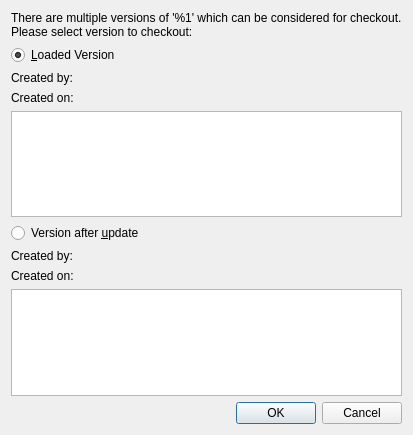
Above: src/plugins/clearcase/versionselector.ui from qt-creator/qt-creator before the change. Below: the same form after it.
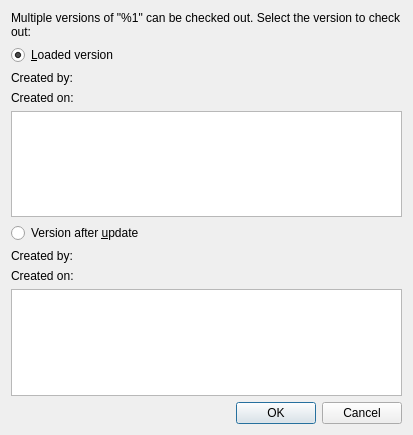
That is the form after the change.

Commit message: ClearCase: Fix UI text to follow guidelines

```diff
--- a/src/plugins/clearcase/versionselector.ui
+++ b/src/plugins/clearcase/versionselector.ui
@@ -17,7 +17,7 @@
    <item>
     <widget class="QLabel" name="headerLabel">
      <property name="text">
-      <string>There are multiple versions of '%1' which can be considered for checkout. Please select version to checkout:</string>
+      <string>Multiple versions of "%1" can be checked out. Select the version to check out:</string>
      </property>
      <property name="wordWrap">
       <bool>true</bool>
@@ -32,7 +32,7 @@
      <item row="0" column="0">
       <widget class="QRadioButton" name="loadedRadioButton">
        <property name="text">
-        <string>&amp;Loaded Version</string>
+        <string>&amp;Loaded version</string>
        </property>
        <property name="checked">
         <bool>true</bool>
```
The commit also changes 1 other file.
